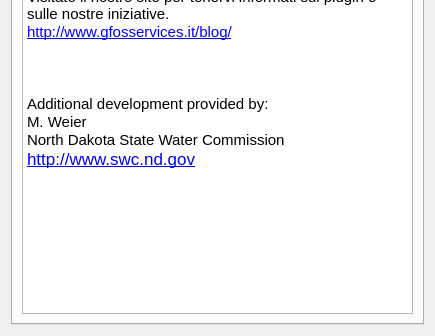
Above: qras_dialog_base.ui from pierluigiderosa/Qgis2Ras before the change; both pictures show x 0 to 435 and y 189 to 525 of the 435 by 525 pixel window. Below: the same form after it.
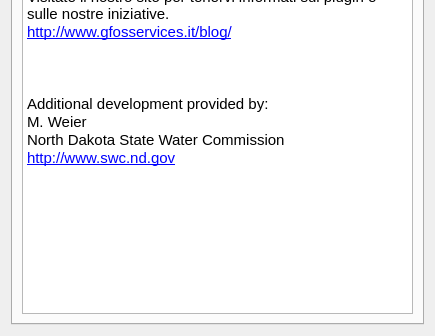
That is the form after the change. The open tabs and pages were chosen to show the change.

Commit message: Faster splite creation

```diff
--- a/qras_dialog_base.ui
+++ b/qras_dialog_base.ui
@@ -266,24 +266,24 @@
           <string>&lt;!DOCTYPE HTML PUBLIC &quot;-//W3C//DTD HTML 4.0//EN&quot; &quot;http://www.w3.org/TR/REC-html40/strict.dtd&quot;&gt;
 &lt;html&gt;&lt;head&gt;&lt;meta name=&quot;qrichtext&quot; content=&quot;1&quot; /&gt;&lt;style type=&quot;text/css&quot;&gt;
 p, li { white-space: pre-wrap; }
-&lt;/style&gt;&lt;/head&gt;&lt;body style=&quot; font-family:'.Helvetica Neue DeskInterface'; font-size:13pt; font-weight:400; font-style:normal;&quot;&gt;
-&lt;p style=&quot; margin-top:0px; margin-bottom:0px; margin-left:0px; margin-right:0px; -qt-block-indent:0; text-indent:0px;&quot;&gt;&lt;span style=&quot; font-family:'Ubuntu'; font-size:11pt;&quot;&gt;Plugin svilippato da&lt;/span&gt;&lt;/p&gt;
-&lt;p style=&quot; margin-top:0px; margin-bottom:0px; margin-left:0px; margin-right:0px; -qt-block-indent:0; text-indent:0px;&quot;&gt;&lt;span style=&quot; font-family:'Ubuntu'; font-size:11pt;&quot;&gt;Pierluigi De Rosa - Gfosservices SA&lt;/span&gt;&lt;/p&gt;
-&lt;p style=&quot;-qt-paragraph-type:empty; margin-top:0px; margin-bottom:0px; margin-left:0px; margin-right:0px; -qt-block-indent:0; text-indent:0px; font-family:'Ubuntu'; font-size:11pt;&quot;&gt;&lt;br /&gt;&lt;/p&gt;
-&lt;p style=&quot; margin-top:0px; margin-bottom:0px; margin-left:0px; margin-right:0px; -qt-block-indent:0; text-indent:0px;&quot;&gt;&lt;span style=&quot; font-family:'Ubuntu'; font-size:11pt;&quot;&gt;Per informazioni e contatti rivolgersi a:&lt;/span&gt;&lt;/p&gt;
-&lt;p style=&quot; margin-top:0px; margin-bottom:0px; margin-left:0px; margin-right:0px; -qt-block-indent:0; text-indent:0px;&quot;&gt;&lt;span style=&quot; font-family:'Ubuntu'; font-size:11pt;&quot;&gt;mail: pierluigi.derosa@gfosservices.it&lt;/span&gt;&lt;/p&gt;
-&lt;p style=&quot; margin-top:0px; margin-bottom:0px; margin-left:0px; margin-right:0px; -qt-block-indent:0; text-indent:0px;&quot;&gt;&lt;span style=&quot; font-family:'Ubuntu'; font-size:11pt;&quot;&gt;web: &lt;/span&gt;&lt;a href=&quot;www.gfosservices.it&quot;&gt;&lt;span style=&quot; font-family:'Ubuntu'; font-size:11pt; text-decoration: underline; color:#0000ff;&quot;&gt;www.gfosservices.it&lt;/span&gt;&lt;/a&gt;&lt;/p&gt;
-&lt;p style=&quot;-qt-paragraph-type:empty; margin-top:0px; margin-bottom:0px; margin-left:0px; margin-right:0px; -qt-block-indent:0; text-indent:0px; font-family:'Ubuntu'; font-size:11pt; text-decoration: underline; color:#0000ff;&quot;&gt;&lt;br /&gt;&lt;/p&gt;
-&lt;p style=&quot; margin-top:0px; margin-bottom:0px; margin-left:0px; margin-right:0px; -qt-block-indent:0; text-indent:0px;&quot;&gt;&lt;span style=&quot; font-family:'Ubuntu'; font-size:11pt;&quot;&gt;Visitate il nostro sito per tenervi informati sul plugin e sulle nostre iniziative.&lt;/span&gt;&lt;/p&gt;
-&lt;p style=&quot; margin-top:0px; margin-bottom:0px; margin-left:0px; margin-right:0px; -qt-block-indent:0; text-indent:0px;&quot;&gt;&lt;a href=&quot;www.gfosservices.it&quot;&gt;&lt;span style=&quot; font-family:'Ubuntu'; font-size:11pt; text-decoration: underline; color:#0000ff;&quot;&gt;http://www.gfosservices.it/blog/&lt;/span&gt;&lt;/a&gt;&lt;/p&gt;
-&lt;p style=&quot;-qt-paragraph-type:empty; margin-top:0px; margin-bottom:0px; margin-left:0px; margin-right:0px; -qt-block-indent:0; text-indent:0px; font-family:'Ubuntu'; font-size:11pt; text-decoration: underline; color:#0000ff;&quot;&gt;&lt;br /&gt;&lt;/p&gt;
-&lt;p style=&quot;-qt-paragraph-type:empty; margin-top:0px; margin-bottom:0px; margin-left:0px; margin-right:0px; -qt-block-indent:0; text-indent:0px; font-family:'Ubuntu'; font-size:11pt; text-decoration: underline; color:#0000ff;&quot;&gt;&lt;br /&gt;&lt;/p&gt;
-&lt;p style=&quot;-qt-paragraph-type:empty; margin-top:0px; margin-bottom:0px; margin-left:0px; margin-right:0px; -qt-block-indent:0; text-indent:0px; font-family:'Ubuntu'; font-size:11pt; text-decoration: underline; color:#0000ff;&quot;&gt;&lt;br /&gt;&lt;/p&gt;
-&lt;p style=&quot; margin-top:0px; margin-bottom:0px; margin-left:0px; margin-right:0px; -qt-block-indent:0; text-indent:0px;&quot;&gt;&lt;span style=&quot; font-family:'Ubuntu'; font-size:11pt;&quot;&gt;Additional development provided by:&lt;/span&gt;&lt;/p&gt;
-&lt;p style=&quot; margin-top:0px; margin-bottom:0px; margin-left:0px; margin-right:0px; -qt-block-indent:0; text-indent:0px;&quot;&gt;&lt;span style=&quot; font-family:'Ubuntu'; font-size:11pt;&quot;&gt;M. Weier&lt;/span&gt;&lt;/p&gt;
-&lt;p style=&quot; margin-top:0px; margin-bottom:0px; margin-left:0px; margin-right:0px; -qt-block-indent:0; text-indent:0px;&quot;&gt;&lt;span style=&quot; font-family:'Ubuntu'; font-size:11pt;&quot;&gt;North Dakota State Water Commission&lt;/span&gt;&lt;/p&gt;
-&lt;p style=&quot; margin-top:0px; margin-bottom:0px; margin-left:0px; margin-right:0px; -qt-block-indent:0; text-indent:0px;&quot;&gt;&lt;a href=&quot;http://www.swc.nd.gov&quot;&gt;&lt;span style=&quot; text-decoration: underline; color:#0000ff;&quot;&gt;http://www.swc.nd.gov&lt;/span&gt;&lt;/a&gt;&lt;/p&gt;
-&lt;p style=&quot;-qt-paragraph-type:empty; margin-top:0px; margin-bottom:0px; margin-left:0px; margin-right:0px; -qt-block-indent:0; text-indent:0px; font-family:'Ubuntu'; font-size:11pt;&quot;&gt;&lt;br /&gt;&lt;/p&gt;&lt;/body&gt;&lt;/html&gt;</string>
+&lt;/style&gt;&lt;/head&gt;&lt;body style=&quot; font-family:'Ubuntu'; font-size:11pt; font-weight:400; font-style:normal;&quot;&gt;
+&lt;p style=&quot; margin-top:0px; margin-bottom:0px; margin-left:0px; margin-right:0px; -qt-block-indent:0; text-indent:0px;&quot;&gt;Plugin svilippato da&lt;/p&gt;
+&lt;p style=&quot; margin-top:0px; margin-bottom:0px; margin-left:0px; margin-right:0px; -qt-block-indent:0; text-indent:0px;&quot;&gt;Pierluigi De Rosa - Gfosservices SA&lt;/p&gt;
+&lt;p style=&quot;-qt-paragraph-type:empty; margin-top:0px; margin-bottom:0px; margin-left:0px; margin-right:0px; -qt-block-indent:0; text-indent:0px;&quot;&gt;&lt;br /&gt;&lt;/p&gt;
+&lt;p style=&quot; margin-top:0px; margin-bottom:0px; margin-left:0px; margin-right:0px; -qt-block-indent:0; text-indent:0px;&quot;&gt;Per informazioni e contatti rivolgersi a:&lt;/p&gt;
+&lt;p style=&quot; margin-top:0px; margin-bottom:0px; margin-left:0px; margin-right:0px; -qt-block-indent:0; text-indent:0px;&quot;&gt;mail: pierluigi.derosa@gfosservices.it&lt;/p&gt;
+&lt;p style=&quot; margin-top:0px; margin-bottom:0px; margin-left:0px; margin-right:0px; -qt-block-indent:0; text-indent:0px;&quot;&gt;web: &lt;a href=&quot;www.gfosservices.it&quot;&gt;&lt;span style=&quot; text-decoration: underline; color:#0000ff;&quot;&gt;www.gfosservices.it&lt;/span&gt;&lt;/a&gt;&lt;/p&gt;
+&lt;p style=&quot;-qt-paragraph-type:empty; margin-top:0px; margin-bottom:0px; margin-left:0px; margin-right:0px; -qt-block-indent:0; text-indent:0px; text-decoration: underline; color:#0000ff;&quot;&gt;&lt;br /&gt;&lt;/p&gt;
+&lt;p style=&quot; margin-top:0px; margin-bottom:0px; margin-left:0px; margin-right:0px; -qt-block-indent:0; text-indent:0px;&quot;&gt;Visitate il nostro sito per tenervi informati sul plugin e sulle nostre iniziative.&lt;/p&gt;
+&lt;p style=&quot; margin-top:0px; margin-bottom:0px; margin-left:0px; margin-right:0px; -qt-block-indent:0; text-indent:0px;&quot;&gt;&lt;a href=&quot;www.gfosservices.it&quot;&gt;&lt;span style=&quot; text-decoration: underline; color:#0000ff;&quot;&gt;http://www.gfosservices.it/blog/&lt;/span&gt;&lt;/a&gt;&lt;/p&gt;
+&lt;p style=&quot;-qt-paragraph-type:empty; margin-top:0px; margin-bottom:0px; margin-left:0px; margin-right:0px; -qt-block-indent:0; text-indent:0px; text-decoration: underline; color:#0000ff;&quot;&gt;&lt;br /&gt;&lt;/p&gt;
+&lt;p style=&quot;-qt-paragraph-type:empty; margin-top:0px; margin-bottom:0px; margin-left:0px; margin-right:0px; -qt-block-indent:0; text-indent:0px; text-decoration: underline; color:#0000ff;&quot;&gt;&lt;br /&gt;&lt;/p&gt;
+&lt;p style=&quot;-qt-paragraph-type:empty; margin-top:0px; margin-bottom:0px; margin-left:0px; margin-right:0px; -qt-block-indent:0; text-indent:0px; text-decoration: underline; color:#0000ff;&quot;&gt;&lt;br /&gt;&lt;/p&gt;
+&lt;p style=&quot; margin-top:0px; margin-bottom:0px; margin-left:0px; margin-right:0px; -qt-block-indent:0; text-indent:0px;&quot;&gt;Additional development provided by:&lt;/p&gt;
+&lt;p style=&quot; margin-top:0px; margin-bottom:0px; margin-left:0px; margin-right:0px; -qt-block-indent:0; text-indent:0px;&quot;&gt;M. Weier&lt;/p&gt;
+&lt;p style=&quot; margin-top:0px; margin-bottom:0px; margin-left:0px; margin-right:0px; -qt-block-indent:0; text-indent:0px;&quot;&gt;North Dakota State Water Commission&lt;/p&gt;
+&lt;p style=&quot; margin-top:0px; margin-bottom:0px; margin-left:0px; margin-right:0px; -qt-block-indent:0; text-indent:0px;&quot;&gt;&lt;a href=&quot;http://www.swc.nd.gov&quot;&gt;&lt;span style=&quot; font-family:'.Helvetica Neue DeskInterface'; text-decoration: underline; color:#0000ff;&quot;&gt;http://www.swc.nd.gov&lt;/span&gt;&lt;/a&gt;&lt;/p&gt;
+&lt;p style=&quot;-qt-paragraph-type:empty; margin-top:0px; margin-bottom:0px; margin-left:0px; margin-right:0px; -qt-block-indent:0; text-indent:0px;&quot;&gt;&lt;br /&gt;&lt;/p&gt;&lt;/body&gt;&lt;/html&gt;</string>
          </property>
         </widget>
        </item>
```
Left out of the diff: 22 changed lines with no effect on the pictures.
